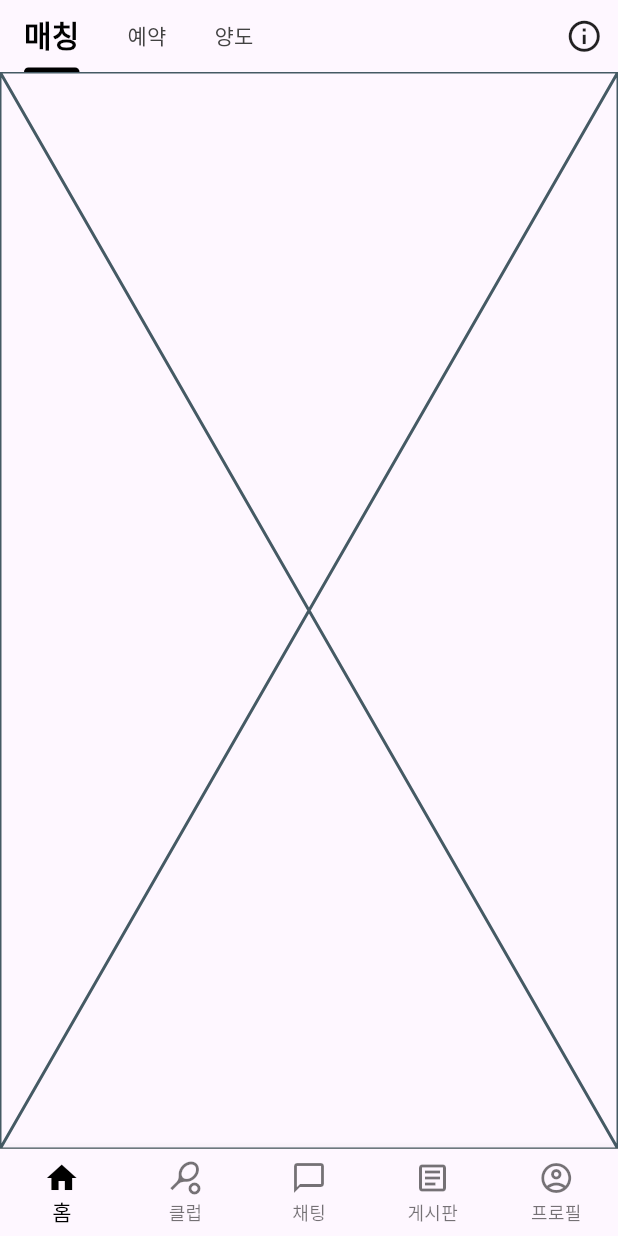
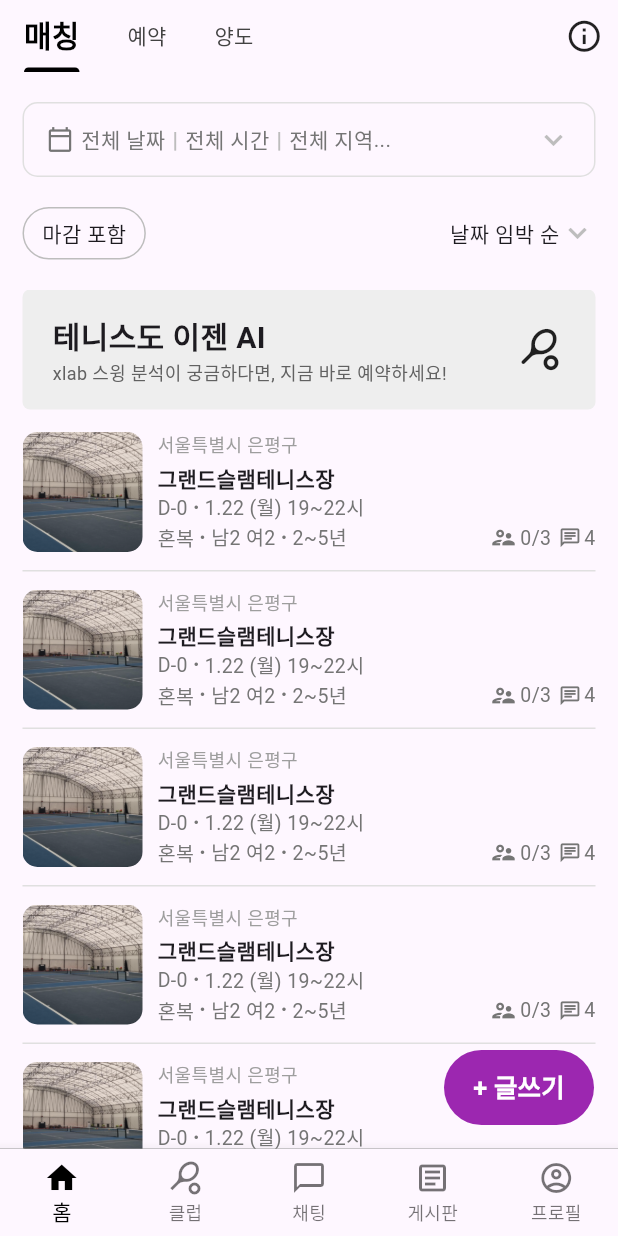
Before and after one commit to kimtaru/flutter_smash, a Flutter app: the screen it shows after launch, on a phone screen of 412 x 824 dp. Run offline on Flutter 3.47's test engine with Material 3 defaults, Android fonts, the phone set to English and light mode, and no system bars.

Commit message:
스매시 메인화면 중 매칭 화면 UI 구현

```diff
--- a/lib/app_common.dart
+++ b/lib/app_common.dart
@@ -2,7 +2,7 @@ import 'package:flutter/material.dart';
 import 'package:flutter_app_base/page/fragment/bottom/f_board.dart';
 import 'package:flutter_app_base/page/fragment/bottom/f_chat.dart';
 import 'package:flutter_app_base/page/fragment/bottom/f_club.dart';
-import 'package:flutter_app_base/page/fragment/bottom/f_home.dart';
+import 'package:flutter_app_base/page/fragment/bottom/home/f_home.dart';
 import 'package:flutter_app_base/page/fragment/bottom/f_profile.dart';
 
 class BottomItem {
--- /dev/null
+++ b/lib/page/fragment/bottom/home/app_bar_fragment/f_matching.dart
@@ -0,0 +1,30 @@
+import 'package:flutter/material.dart';
+import 'package:flutter_app_base/page/widgets/w_filter.dart';
+import 'package:flutter_app_base/page/widgets/w_list.dart';
+import 'package:flutter_app_base/page/widgets/w_sorting.dart';
+
+class MatchingFragment extends StatefulWidget {
+  const MatchingFragment({super.key});
+
+  @override
+  State<MatchingFragment> createState() => _MatchingFragmentState();
+}
+
+class _MatchingFragmentState extends State<MatchingFragment> {
+  @override
+  Widget build(BuildContext context) {
+    return const Column(
+      children: [
+        FilterWidget(),
+        SizedBox(
+          height: 20,
+        ),
+        SortingWidget(),
+        SizedBox(
+          height: 20,
+        ),
+        ListWidget(),
+      ],
+    );
+  }
+}
--- a/lib/page/fragment/bottom/f_home.dart
+++ b/lib/page/fragment/bottom/home/f_home.dart
@@ -1,4 +1,5 @@
 import 'package:flutter/material.dart';
+import 'package:flutter_app_base/page/fragment/bottom/home/app_bar_fragment/f_matching.dart';
 
 class HomeFragment extends StatefulWidget {
   const HomeFragment({super.key});
@@ -7,13 +8,63 @@ class HomeFragment extends StatefulWidget {
   State<HomeFragment> createState() => _HomeFragmentState();
 }
 
-class _HomeFragmentState extends State<HomeFragment> {
+class _HomeFragmentState extends State<HomeFragment>
+    with SingleTickerProviderStateMixin {
+  late TabController _tabController;
+  int _selectedTabIndex = 0;
+
+  @override
+  void initState() {
+    _tabController = TabController(
+      length: 3,
+      vsync: this,
+      initialIndex: 0,
+    );
+    _tabController.addListener(_handleTabSelection);
+    super.initState();
+  }
+
+  void _handleTabSelection() {
+    setState(() {
+      _selectedTabIndex = _tabController.index;
+    });
+  }
+
+  @override
+  void dispose() {
+    _tabController.dispose();
+    super.dispose();
+  }
+
   @override
   Widget build(BuildContext context) {
-    return DefaultTabController(
-      length: 3,
-      initialIndex: 0,
-      child: Column(
+    return Scaffold(
+      floatingActionButton: Visibility(
+        visible: _selectedTabIndex != 1,
+        child: SizedBox(
+          width: 100,
+          height: 50,
+          child: FloatingActionButton(
+            onPressed: () {
+              debugPrint('플로팅 액션');
+            },
+            backgroundColor: Colors.purple,
+            shape: RoundedRectangleBorder(
+              borderRadius: BorderRadius.circular(50),
+            ),
+            elevation: 0,
+            child: const Text(
+              '+ 글쓰기',
+              style: TextStyle(
+                color: Colors.white,
+                fontWeight: FontWeight.bold,
+                fontSize: 17,
+              ),
+            ),
+          ),
+        ),
+      ),
+      body: Column(
         children: [
           Padding(
             padding: const EdgeInsets.only(
@@ -23,6 +74,7 @@ class _HomeFragmentState extends State<HomeFragment> {
             child: Row(
               children: [
                 TabBar(
+                  controller: _tabController,
                   tabs: const [
                     Tab(text: '매칭'),
                     Tab(text: '예약'),
@@ -52,11 +104,14 @@ class _HomeFragmentState extends State<HomeFragment> {
               ],
             ),
           ),
-          const Expanded(
+          Expanded(
             child: TabBarView(
-              physics: NeverScrollableScrollPhysics(),
-              children: [
-                Placeholder(),
+              controller: _tabController,
+              physics:
+                  const NeverScrollableScrollPhysics(), // 스와이프로 화면 전환 안되게 해줌
+              children: const [
+                //Placeholder(),
+                MatchingFragment(),
                 Center(
                   child: Text('예약'),
                 ),
--- /dev/null
+++ b/lib/page/widgets/w_filter.dart
@@ -0,0 +1,88 @@
+import 'package:flutter/material.dart';
+
+class FilterWidget extends StatefulWidget {
+  const FilterWidget({super.key});
+
+  @override
+  State<FilterWidget> createState() => _FilterWidgetState();
+}
+
+class _FilterWidgetState extends State<FilterWidget> {
+  Text get saparatorLine => Text(
+        'ㅣ',
+        style: TextStyle(
+          color: Colors.grey.shade400,
+        ),
+      );
+
+  TextStyle get filterTextStyle => TextStyle(
+        color: Colors.grey.shade600,
+      );
+  @override
+  Widget build(BuildContext context) {
+    return GestureDetector(
+      onTap: () {
+        debugPrint('call Dialog');
+      },
+      child: Padding(
+        padding: const EdgeInsets.only(
+          top: 20,
+          left: 15,
+          right: 15,
+        ),
+        child: Container(
+            height: 50,
+            width: double.infinity,
+            decoration: BoxDecoration(
+              border: Border.all(
+                color: Colors.grey.shade300,
+              ),
+              borderRadius: BorderRadius.circular(10.0),
+            ),
+            child: Padding(
+              padding: const EdgeInsets.symmetric(horizontal: 15),
+              child: Row(
+                mainAxisAlignment: MainAxisAlignment.start,
+                children: [
+                  Row(
+                    children: [
+                      Icon(
+                        Icons.calendar_today_outlined,
+                        color: Colors.grey.shade600,
+                        size: 18,
+                      ),
+                      const SizedBox(
+                        width: 5,
+                      ),
+                      Text(
+                        '전체 날짜',
+                        style: filterTextStyle,
+                      ),
+                      saparatorLine,
+                      Text(
+                        '전체 시간',
+                        style: filterTextStyle,
+                      ),
+                      saparatorLine,
+                      Text(
+                        '전체 지역',
+                        style: filterTextStyle,
+                      ),
+                      Text(
+                        '...',
+                        style: filterTextStyle,
+                      ),
+                    ],
+                  ),
+                  Expanded(child: Container()),
+                  Icon(
+                    Icons.keyboard_arrow_down_sharp,
+                    color: Colors.grey.shade400,
+                  ),
+                ],
+              ),
+            )),
+      ),
+    );
+  }
+}
--- /dev/null
+++ b/lib/page/widgets/w_list.dart
@@ -0,0 +1,282 @@
+import 'package:flutter/material.dart';
+
+class ListWidget extends StatefulWidget {
+  const ListWidget({super.key});
+
+  @override
+  State<ListWidget> createState() => _ListWidgetState();
+}
+
+class _ListWidgetState extends State<ListWidget> {
+  List<String> items = List.generate(10, (index) => '아이템 $index');
+
+  @override
+  Widget build(BuildContext context) {
+    return Expanded(
+      child: ListView.separated(
+        padding: const EdgeInsets.symmetric(
+          horizontal: 15,
+        ),
+        itemCount: 120,
+        separatorBuilder: (context, index) {
+          return SeparatorWidget(indexNumber: index);
+        },
+        itemBuilder: (context, index) {
+          if (index == 0 || index % 20 == 0) {
+            return const AdvertisementWidget();
+          } else {
+            return const TileWidget();
+          }
+        },
+      ),
+    );
+  }
+}
+
+class SeparatorWidget extends StatelessWidget {
+  const SeparatorWidget({
+    super.key,
+    required this.indexNumber,
+  });
+
+  final int indexNumber;
+
+  @override
+  Widget build(BuildContext context) {
+    if (indexNumber == 0 || indexNumber % 20 == 0 || indexNumber % 20 == 19) {
+      return const SizedBox(
+        height: 5,
+      );
+    } else {
+      return Divider(
+        color: Colors.grey.shade300,
+        height: 5,
+      );
+    }
+  }
+}
+
+class TileWidget extends StatelessWidget {
+  const TileWidget({
+    super.key,
+  });
+
+  @override
+  Widget build(BuildContext context) {
+    return GestureDetector(
+      onTap: () {
+        debugPrint('리스트 상세 이동');
+      },
+      child: SizedBox(
+        width: double.infinity,
+        height: 100,
+        child: Row(
+          mainAxisAlignment: MainAxisAlignment.start,
+          children: [
+            ClipRRect(
+              borderRadius: BorderRadius.circular(10),
+              child: Image.asset(
+                'assets/images/court_img_sample.png',
+                width: 80,
+                height: 80,
+                fit: BoxFit.cover,
+              ),
+            ),
+            const SizedBox(
+              width: 10,
+            ),
+            Expanded(
+              child: Column(
+                mainAxisAlignment: MainAxisAlignment.center,
+                crossAxisAlignment: CrossAxisAlignment.start,
+                children: [
+                  const Text(
+                    '서울특별시 은평구',
+                    style: TextStyle(fontSize: 12, color: Colors.grey),
+                  ),
+                  const SizedBox(
+                    height: 3,
+                  ),
+                  const Text(
+                    '그랜드슬램테니스장',
+                    style: TextStyle(fontWeight: FontWeight.w600),
+                  ),
+                  Row(
+                    children: [
+                      Text(
+                        'D-0',
+                        style: TextStyle(
+                          fontSize: 13,
+                          color: Colors.grey.shade600,
+                        ),
+                      ),
+                      Text(
+                        '・',
+                        style: TextStyle(
+                          fontSize: 11,
+                          color: Colors.grey.shade600,
+                        ),
+                      ),
+                      Text(
+                        '1.22 (월) 19~22시',
+                        style: TextStyle(
+                          fontSize: 13,
+                          color: Colors.grey.shade600,
+                        ),
+                      ),
+                      //1.22 (월) 19~22시
+                    ],
+                  ),
+                  Row(
+                    children: [
+                      Text(
+                        '혼복',
+                        style: TextStyle(
+                          fontSize: 13,
+                          color: Colors.grey.shade600,
+                        ),
+                      ),
+                      Text(
+                        '・',
+                        style: TextStyle(
+                          fontSize: 11,
+                          color: Colors.grey.shade600,
+                        ),
+                      ),
+                      Text(
+                        '남2 여2',
+                        style: TextStyle(
+                          fontSize: 13,
+                          color: Colors.grey.shade600,
+                        ),
+                      ),
+                      Text(
+                        '・',
+                        style: TextStyle(
+                          fontSize: 11,
+                          color: Colors.grey.shade600,
+                        ),
+                      ),
+                      Expanded(
+                        child: Text(
+                          '2~5년',
+                          style: TextStyle(
+                            fontSize: 13,
+                            color: Colors.grey.shade600,
+                          ),
+                        ),
+                      ),
+                      Row(
+                        children: [
+                          Icon(
+                            Icons.supervisor_account_outlined,
+                            size: 18,
+                            color: Colors.grey.shade600,
+                          ),
+                          const SizedBox(
+                            width: 2,
+                          ),
+                          Text(
+                            '0/3',
+                            style: TextStyle(
+                              fontSize: 13,
+                              color: Colors.grey.shade600,
+                            ),
+                          ),
+                          const SizedBox(
+                            width: 5,
+                          ),
+                          Icon(
+                            Icons.chat_outlined,
+                            size: 15,
+                            color: Colors.grey.shade600,
+                          ),
+                          const SizedBox(
+                            width: 2,
+                          ),
+                          Text(
+                            '4',
+                            style: TextStyle(
+                              fontSize: 13,
+                              color: Colors.grey.shade600,
+                            ),
+                          ),
+                        ],
+                      ),
+                    ],
+                  ),
+                ],
+              ),
+            ),
+          ],
+        ),
+      ),
+    );
+  }
+}
+
+class AdvertisementWidget extends StatelessWidget {
+  const AdvertisementWidget({
+    super.key,
+  });
+
+  @override
+  Widget build(BuildContext context) {
+    return GestureDetector(
+      onTap: () {
+        debugPrint('광고배너 이동');
+      },
+      child: Container(
+        decoration: BoxDecoration(
+          color: Colors.grey.shade200,
+          borderRadius: BorderRadius.circular(5),
+        ),
+        height: 80,
+        child: Padding(
+          padding: const EdgeInsets.symmetric(
+            horizontal: 20,
+          ),
+          child: Row(
+            mainAxisAlignment: MainAxisAlignment.spaceBetween,
+            children: [
+              Expanded(
+                flex: 9,
+                child: Column(
+                  mainAxisAlignment: MainAxisAlignment.center,
+                  crossAxisAlignment: CrossAxisAlignment.start,
+                  children: [
+                    const Flexible(
+                      child: Text(
+                        '테니스도 이젠 AI',
+                        style: TextStyle(
+                          fontSize: 20,
+                          fontWeight: FontWeight.bold,
+                        ),
+                      ),
+                    ),
+                    Flexible(
+                      child: Text(
+                        'xlab 스윙 분석이 궁금하다면, 지금 바로 예약하세요!',
+                        style: TextStyle(
+                          fontSize: 12,
+                          color: Colors.grey.shade700,
+                        ),
+                      ),
+                    ),
+                  ],
+                ),
+              ),
+              const Expanded(
+                flex: 1,
+                child: Icon(
+                  Icons.sports_tennis_rounded,
+                  size: 30,
+                ),
+              ),
+            ],
+          ),
+        ),
+      ),
+    );
+  }
+}
--- /dev/null
+++ b/lib/page/widgets/w_sorting.dart
@@ -0,0 +1,79 @@
+import 'package:flutter/material.dart';
+
+class SortingWidget extends StatefulWidget {
+  const SortingWidget({super.key});
+
+  @override
+  State<SortingWidget> createState() => _SortingWidgetState();
+}
+
+class _SortingWidgetState extends State<SortingWidget> {
+  bool isTapped = false;
+
+  @override
+  Widget build(BuildContext context) {
+    return Padding(
+      padding: const EdgeInsets.symmetric(
+        horizontal: 15,
+      ),
+      child: Row(
+        mainAxisAlignment: MainAxisAlignment.spaceBetween,
+        children: [
+          GestureDetector(
+            onTap: () {
+              debugPrint('마감 포함 $isTapped');
+              setState(() {
+                isTapped = !isTapped;
+              });
+            },
+            child: AnimatedContainer(
+              duration: const Duration(milliseconds: 150),
+              padding: const EdgeInsets.symmetric(horizontal: 12),
+              decoration: BoxDecoration(
+                // border: Border.all(
+                //   color: Colors.grey.shade400,
+                // ),
+                color:
+                    isTapped ? const Color.fromARGB(255, 243, 215, 248) : null,
+                border: isTapped
+                    ? Border.all(
+                        color: Colors.purple.shade300,
+                      )
+                    : Border.all(
+                        color: Colors.grey.shade400,
+                      ),
+
+                borderRadius: BorderRadius.circular(45),
+              ),
+              //width: 60,
+              height: 35,
+              alignment: Alignment.center,
+              child: Text(
+                '마감 포함',
+                style: isTapped
+                    ? TextStyle(
+                        color: Colors.purple.shade500,
+                      )
+                    : null,
+              ),
+            ),
+          ),
+          GestureDetector(
+            onTap: () {
+              debugPrint('쏘팅 팝업 호출');
+            },
+            child: Row(
+              children: [
+                const Text('날짜 임박 순'),
+                Icon(
+                  Icons.keyboard_arrow_down_sharp,
+                  color: Colors.grey.shade400,
+                ),
+              ],
+            ),
+          ),
+        ],
+      ),
+    );
+  }
+}
--- a/pubspec.yaml
+++ b/pubspec.yaml
@@ -59,9 +59,8 @@ flutter:
   uses-material-design: true
 
   # To add assets to your application, add an assets section, like this:
-  # assets:
-  #   - images/a_dot_burr.jpeg
-  #   - images/a_dot_ham.jpeg
+  assets:
+    - assets/images/
 
   # An image asset can refer to one or more resolution-specific "variants", see
   # https://flutter.dev/assets-and-images/#resolution-aware
```
Also changed, not shown: assets/images/court_img_sample.png (added).
